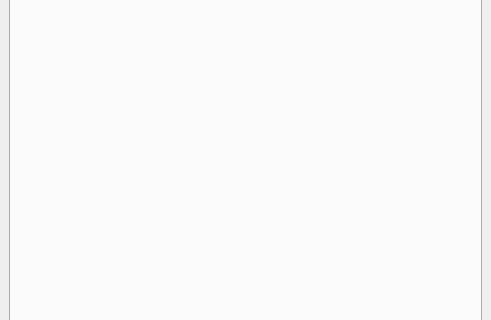
This is ui/pipeline_main_UI.ui in liorbenhorin/pipeline as Qt 5 draws it before an edit; both pictures show x 0 to 491 and y 179 to 499 of the 491 by 984 pixel window. The edited form follows.
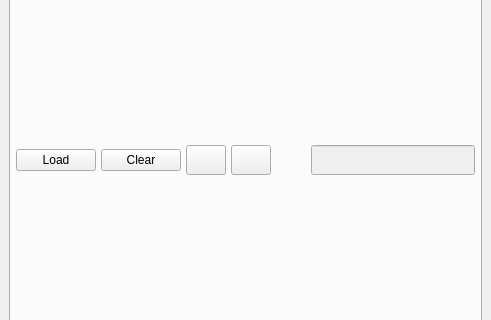
This is the edited form. The open tabs and pages were chosen to show the change.

The edit to the form file:
```diff
--- a/ui/pipeline_main_UI.ui
+++ b/ui/pipeline_main_UI.ui
@@ -378,6 +378,115 @@
        <attribute name="title">
         <string>Dresser</string>
        </attribute>
+       <layout class="QVBoxLayout" name="verticalLayout_4">
+        <property name="leftMargin">
+         <number>5</number>
+        </property>
+        <property name="topMargin">
+         <number>5</number>
+        </property>
+        <property name="rightMargin">
+         <number>5</number>
+        </property>
+        <property name="bottomMargin">
+         <number>5</number>
+        </property>
+        <item>
+         <widget class="QWidget" name="widget_6" native="true">
+          <layout class="QHBoxLayout" name="horizontalLayout_8">
+           <property name="spacing">
+            <number>5</number>
+           </property>
+           <property name="leftMargin">
+            <number>0</number>
+           </property>
+           <property name="topMargin">
+            <number>0</number>
+           </property>
+           <property name="rightMargin">
+            <number>0</number>
+           </property>
+           <property name="bottomMargin">
+            <number>0</number>
+           </property>
+           <item>
+            <widget class="QPushButton" name="updateDresser_pushButton">
+             <property name="text">
+              <string>Load</string>
+             </property>
+            </widget>
+           </item>
+           <item>
+            <widget class="QPushButton" name="clearDresser_pushButton">
+             <property name="text">
+              <string>Clear</string>
+             </property>
+            </widget>
+           </item>
+           <item>
+            <widget class="QPushButton" name="expendDresser_pushButton">
+             <property name="minimumSize">
+              <size>
+               <width>0</width>
+               <height>30</height>
+              </size>
+             </property>
+             <property name="text">
+              <string/>
+             </property>
+            </widget>
+           </item>
+           <item>
+            <widget class="QPushButton" name="collapseDresser_pushButton">
+             <property name="minimumSize">
+              <size>
+               <width>0</width>
+               <height>30</height>
+              </size>
+             </property>
+             <property name="text">
+              <string/>
+             </property>
+            </widget>
+           </item>
+           <item>
+            <widget class="QLabel" name="dresser_searchIcon_label">
+             <property name="minimumSize">
+              <size>
+               <width>30</width>
+               <height>30</height>
+              </size>
+             </property>
+             <property name="text">
+              <string/>
+             </property>
+             <property name="alignment">
+              <set>Qt::AlignRight|Qt::AlignTrailing|Qt::AlignVCenter</set>
+             </property>
+            </widget>
+           </item>
+           <item>
+            <widget class="QLineEdit" name="dresserFilter_lineEdit">
+             <property name="enabled">
+              <bool>false</bool>
+             </property>
+             <property name="minimumSize">
+              <size>
+               <width>0</width>
+               <height>30</height>
+              </size>
+             </property>
+            </widget>
+           </item>
+          </layout>
+         </widget>
+        </item>
+        <item>
+         <widget class="QWidget" name="dresser_widget" native="true">
+          <layout class="QVBoxLayout" name="verticalLayout_8"/>
+         </widget>
+        </item>
+       </layout>
       </widget>
       <widget class="QWidget" name="tab_4">
        <attribute name="title">
```
Left out of the diff: 2 changed lines with no effect on the pictures.
